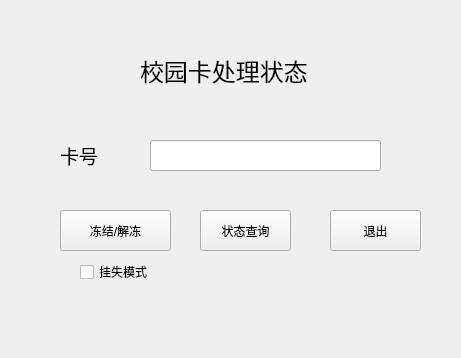
Above: freeze.ui from kagura114/NetCard before the change. Below: the same form after it.
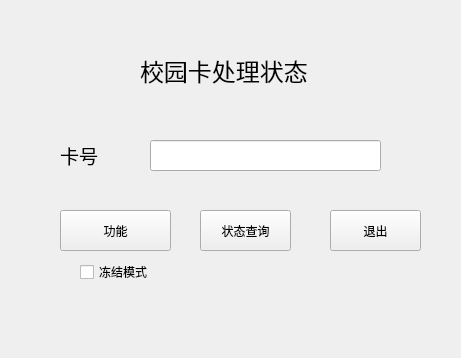
That is the form after the change.

```diff
--- a/freeze.ui
+++ b/freeze.ui
@@ -77,7 +77,7 @@
     </rect>
    </property>
    <property name="text">
-    <string>冻结/解冻</string>
+    <string>功能</string>
    </property>
   </widget>
   <widget class="QCheckBox" name="need_admin_box">
@@ -90,7 +90,7 @@
     </rect>
    </property>
    <property name="text">
-    <string>挂失模式</string>
+    <string>冻结模式</string>
    </property>
   </widget>
   <widget class="QLabel" name="label_2">
```
